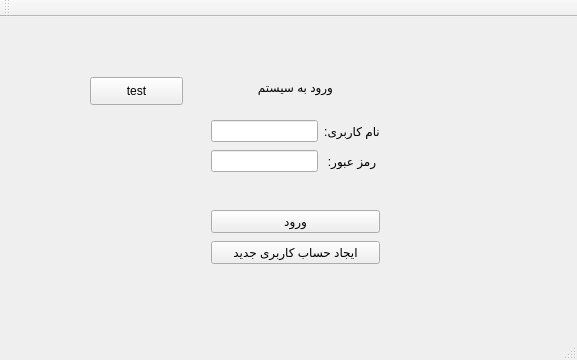
Above: University-resource-management/login.ui from M-JavadHeydarpour/University-resource-management before the change. Below: the same form after it.
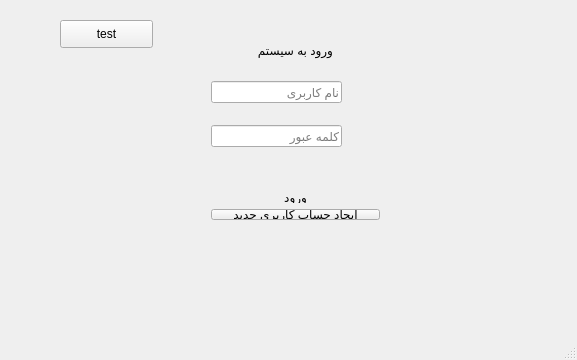
That is the form after the change. Icons and pictures are not drawn.

Commit message: login page style added

Diff of the .ui file:
```diff
--- a/University-resource-management/login.ui
+++ b/University-resource-management/login.ui
@@ -31,20 +31,10 @@
   <property name="windowTitle">
    <string>Login</string>
   </property>
+  <property name="styleSheet">
+   <string notr="true">background-image: url(../Images/back.png);</string>
+  </property>
   <widget class="QWidget" name="centralWidget">
-   <widget class="QLabel" name="label_status">
-    <property name="geometry">
-     <rect>
-      <x>20</x>
-      <y>240</y>
-      <width>281</width>
-      <height>31</height>
-     </rect>
-    </property>
-    <property name="text">
-     <string/>
-    </property>
-   </widget>
    <widget class="QStackedWidget" name="stackedWidget">
     <property name="enabled">
      <bool>true</bool>
@@ -72,6 +62,9 @@
     <property name="layoutDirection">
      <enum>Qt::RightToLeft</enum>
     </property>
+    <property name="styleSheet">
+     <string notr="true">background-image: url(../Images/background.png);</string>
+    </property>
     <property name="currentIndex">
      <number>0</number>
     </property>
@@ -80,35 +73,76 @@
       <property name="geometry">
        <rect>
         <x>160</x>
-        <y>80</y>
+        <y>60</y>
         <width>191</width>
-        <height>80</height>
+        <height>101</height>
        </rect>
       </property>
       <layout class="QGridLayout" name="gridLayout">
-       <item row="1" column="1">
-        <widget class="QLineEdit" name="LE_pass"/>
-       </item>
+       <property name="topMargin">
+        <number>0</number>
+       </property>
        <item row="0" column="1">
-        <widget class="QLineEdit" name="LE_user"/>
+        <widget class="QLineEdit" name="LE_user">
+         <property name="placeholderText">
+          <string>نام کاربری </string>
+         </property>
+        </widget>
+       </item>
+       <item row="1" column="1">
+        <widget class="QLineEdit" name="LE_pass">
+         <property name="maxLength">
+          <number>40</number>
+         </property>
+         <property name="echoMode">
+          <enum>QLineEdit::Password</enum>
+         </property>
+         <property name="placeholderText">
+          <string>کلمه عبور</string>
+         </property>
+        </widget>
        </item>
        <item row="0" column="0">
-        <widget class="QLabel" name="label_user">
+        <widget class="QLabel" name="label_8">
+         <property name="minimumSize">
+          <size>
+           <width>32</width>
+           <height>32</height>
+          </size>
+         </property>
+         <property name="maximumSize">
+          <size>
+           <width>32</width>
+           <height>32</height>
+          </size>
+         </property>
+         <property name="styleSheet">
+          <string notr="true">background-image: url(../Images/user.png);</string>
+         </property>
          <property name="text">
-          <string>نام کاربری:</string>
-         </property>
-         <property name="alignment">
-          <set>Qt::AlignCenter</set>
+          <string/>
          </property>
         </widget>
        </item>
        <item row="1" column="0">
-        <widget class="QLabel" name="label_pass">
+        <widget class="QLabel" name="label_9">
+         <property name="minimumSize">
+          <size>
+           <width>32</width>
+           <height>32</height>
+          </size>
+         </property>
+         <property name="maximumSize">
+          <size>
+           <width>32</width>
+           <height>32</height>
+          </size>
+         </property>
+         <property name="styleSheet">
+          <string notr="true">background-image: url(../Images/pass.png);</string>
+         </property>
          <property name="text">
-          <string>رمز عبور:</string>
-         </property>
-         <property name="alignment">
-          <set>Qt::AlignCenter</set>
+          <string/>
          </property>
         </widget>
        </item>
@@ -118,7 +152,7 @@
       <property name="geometry">
        <rect>
         <x>160</x>
-        <y>50</y>
+        <y>30</y>
         <width>191</width>
         <height>20</height>
        </rect>
@@ -136,12 +170,15 @@
         <x>160</x>
         <y>170</y>
         <width>191</width>
-        <height>80</height>
+        <height>51</height>
        </rect>
       </property>
       <layout class="QVBoxLayout" name="verticalLayout">
        <item>
         <widget class="QPushButton" name="PB_login">
+         <property name="styleSheet">
+          <string notr="true">border:4px-solid-red;</string>
+         </property>
          <property name="text">
           <string>ورود</string>
          </property>
@@ -159,8 +196,8 @@
      <widget class="QPushButton" name="PB_test">
       <property name="geometry">
        <rect>
-        <x>50</x>
-        <y>50</y>
+        <x>20</x>
+        <y>10</y>
         <width>93</width>
         <height>28</height>
        </rect>
@@ -319,14 +356,6 @@
     </rect>
    </property>
   </widget>
-  <widget class="QToolBar" name="mainToolBar">
-   <attribute name="toolBarArea">
-    <enum>TopToolBarArea</enum>
-   </attribute>
-   <attribute name="toolBarBreak">
-    <bool>false</bool>
-   </attribute>
-  </widget>
   <widget class="QStatusBar" name="statusBar"/>
  </widget>
  <layoutdefault spacing="6" margin="11"/>
```
Left out of the diff: 2 changed lines with no effect on the pictures. The commit also changes 4 other files.
